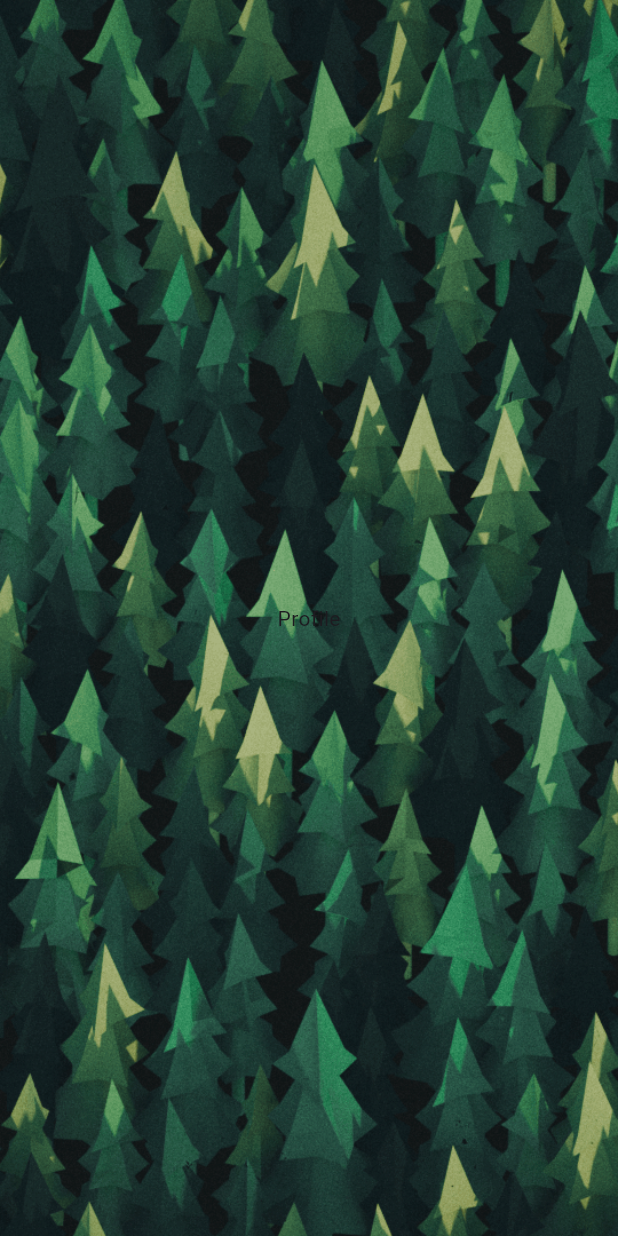
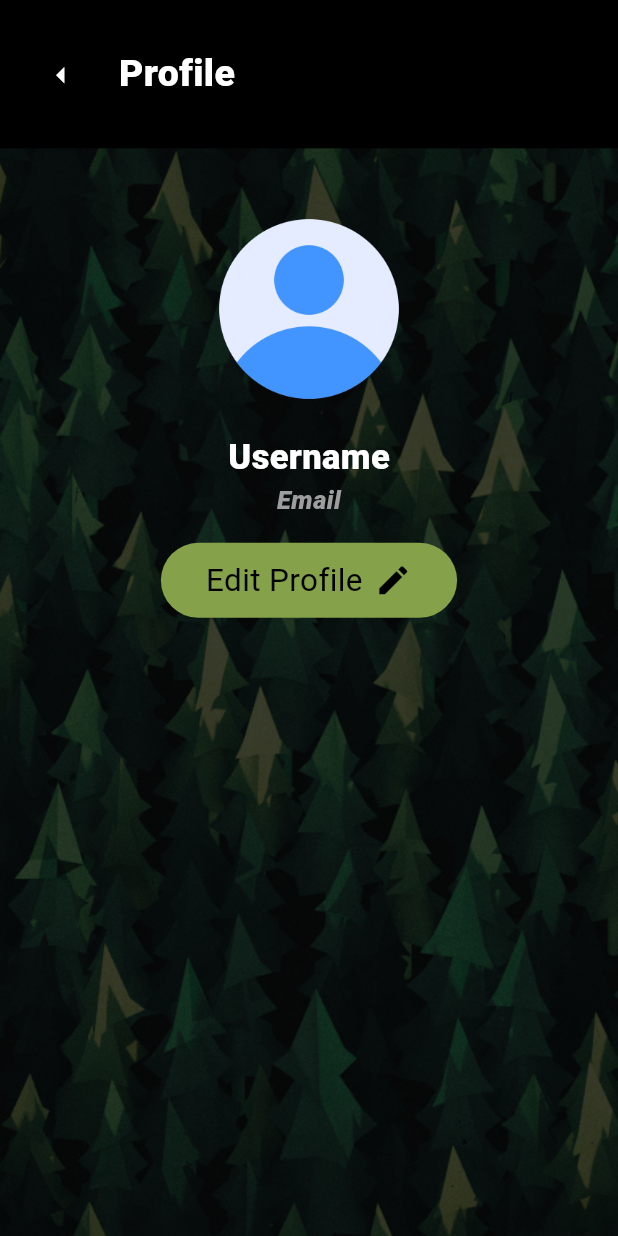
Before and after one commit to iNsoM22/chatapp, a Flutter app: the MyAccountProfileScreen screen opened by its route, on a phone screen of 412 x 824 dp. Run offline on Flutter 3.47's test engine with Material 3 defaults, Android fonts, the phone set to English and light mode, and no system bars.

Commit message:
Created the Profile Screen

```diff
--- a/lib/screens/profile_screen.dart
+++ b/lib/screens/profile_screen.dart
@@ -1,4 +1,6 @@
 import "package:chatapp/widgets/background_scaffold.dart";
+import "package:chatapp/widgets/buttons.dart";
+import "package:chatapp/widgets/custom_appbar.dart";
 import "package:flutter/material.dart";
 
 class MyAccountProfileScreen extends StatefulWidget {
@@ -11,9 +13,80 @@ class MyAccountProfileScreen extends StatefulWidget {
 class _MyAccountProfileScreenState extends State<MyAccountProfileScreen> {
   @override
   Widget build(BuildContext context) {
+    final double height = MediaQuery.of(context).size.height;
+    final double width = MediaQuery.of(context).size.width;
+
     return MyCustomBackgroudScaffold(
-      child: Center(
-        child: Text("Profile"),
+      backgroundDarken: 0.7,
+      child: SingleChildScrollView(
+        scrollDirection: Axis.vertical,
+        child: Column(
+          children: [
+            MyCustomAppBar(
+              height: height * 0.12,
+              horizontalPadding: 30,
+              color: Colors.black,
+              titleColor: Colors.white,
+              title: 'Profile',
+              titleSize: 25,
+              leadingWidget: MyIconButtonLayout(
+                buttonIcon: Icons.arrow_left,
+                iconColor: Colors.white,
+                onClick: () {
+                  Navigator.pop(context);
+                },
+                iconSize: 21,
+                iconWeight: FontWeight.w600,
+              ),
+            ),
+            SizedBox(
+              height: height * 0.03,
+            ),
+            SizedBox(
+              width: width * 0.3,
+              height: height * 0.2,
+              child: ClipRect(
+                child: Image.asset('assets/images/Profile.png'),
+              ),
+            ),
+            const Text(
+              'Username',
+              style: TextStyle(
+                  color: Colors.white,
+                  fontSize: 23,
+                  fontWeight: FontWeight.w800),
+              overflow: TextOverflow.ellipsis,
+              maxLines: 2,
+            ),
+            const Text(
+              'Email',
+              style: TextStyle(
+                color: Colors.grey,
+                fontStyle: FontStyle.italic,
+                fontSize: 17,
+                fontWeight: FontWeight.w800,
+              ),
+              overflow: TextOverflow.ellipsis,
+              maxLines: 2,
+            ),
+            SizedBox(
+              height: height * 0.02,
+            ),
+            const MyFormsButtonsLayout(
+              bgColor: Color.fromARGB(255, 133, 161, 73),
+              suffixIcon: Icon(
+                Icons.edit,
+                color: Colors.black,
+                size: 25,
+              ),
+              fgColor: Color.fromARGB(255, 0, 0, 0),
+              text: 'Edit Profile',
+              height: 10,
+              width: 30,
+              roundedBorderRadius: 30,
+            )
+          ],
+        ),
       ),
     );
   }
```
